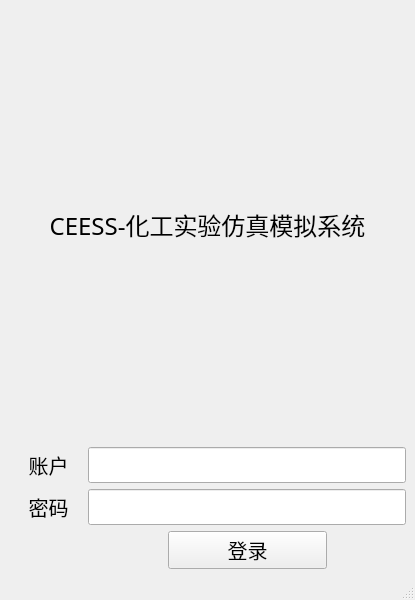
First picture: the form in ui/Login.ui, repository Desmond121/CEESS, before the edit.
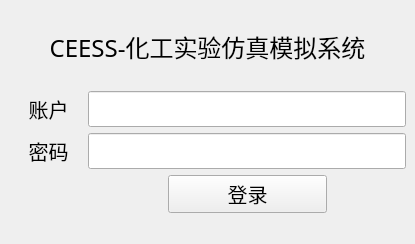
Second picture: the form after the edit.

Patch:
```diff
--- a/ui/Login.ui
+++ b/ui/Login.ui
@@ -7,9 +7,14 @@
     <x>0</x>
     <y>0</y>
     <width>415</width>
-    <height>600</height>
+    <height>244</height>
    </rect>
   </property>
+  <property name="font">
+   <font>
+    <family>AcadEref</family>
+   </font>
+  </property>
   <property name="windowTitle">
    <string>MainWindow</string>
   </property>
@@ -19,7 +24,7 @@
      <widget class="QLabel" name="label">
       <property name="font">
        <font>
-        <family>黑体</family>
+        <family>思源黑体 CN Medium</family>
         <pointsize>18</pointsize>
         <weight>50</weight>
         <italic>false</italic>
@@ -182,7 +187,11 @@
     </item>
    </layout>
   </widget>
-  <widget class="QStatusBar" name="statusbar"/>
+  <widget class="QStatusBar" name="statusbar">
+   <property name="sizeGripEnabled">
+    <bool>false</bool>
+   </property>
+  </widget>
  </widget>
  <resources/>
  <connections/>
```
Left out of the diff: 6 changed lines with no effect on the pictures.
